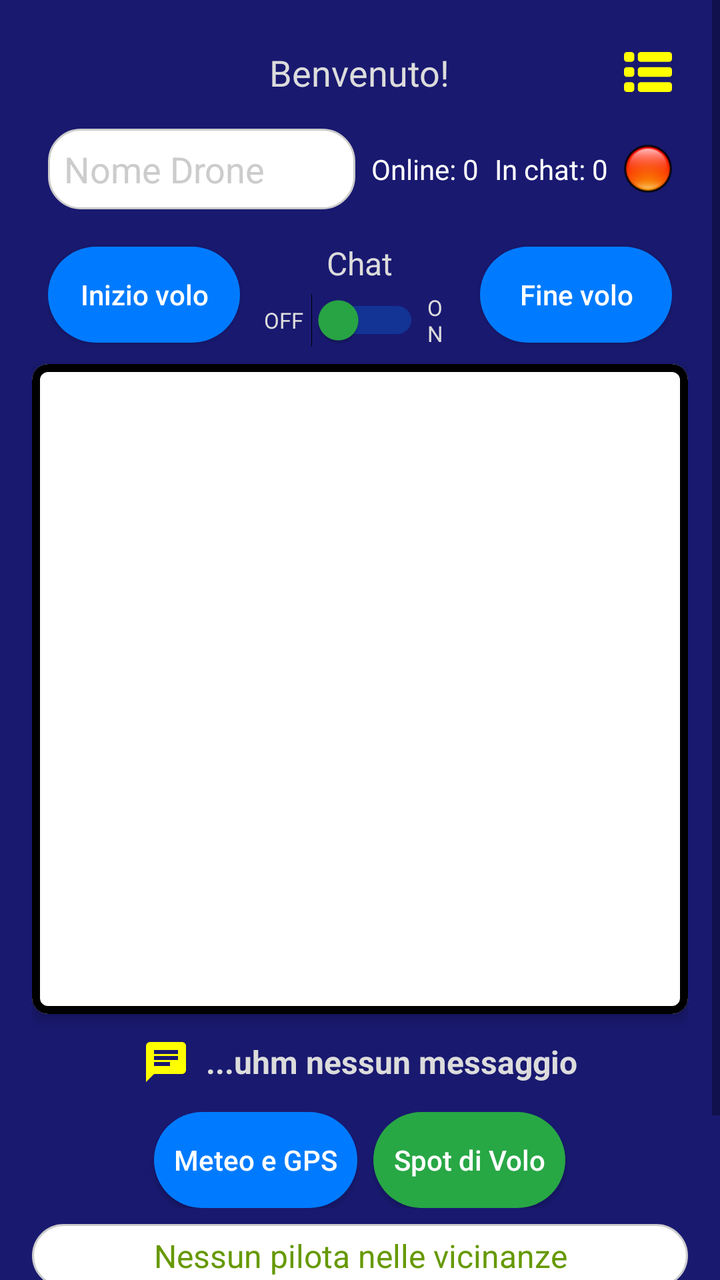
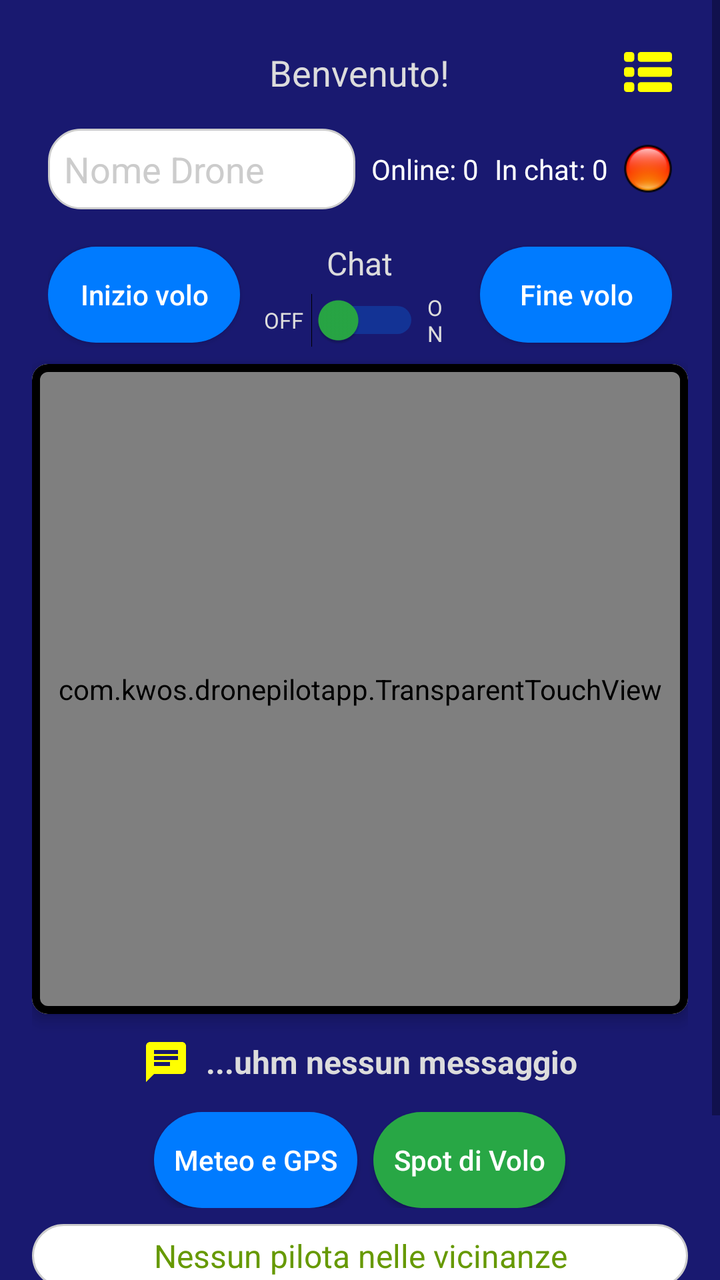

An Android layout rendered at two revisions. The XML below is the earlier revision; the diff shows what the commit changed to produce the second picture.
<!-- AndroidManifest.xml: activity theme Theme.AppCompat.Light -->
<!-- res/layout/activity_dashboard.xml -->
<androidx.constraintlayout.widget.ConstraintLayout
    xmlns:android="http://schemas.android.com/apk/res/android"
    xmlns:app="http://schemas.android.com/apk/res-auto"
    android:layout_width="match_parent"
    android:layout_height="match_parent"
    android:fitsSystemWindows="true">

    <ScrollView
        android:layout_width="match_parent"
        android:layout_height="match_parent"
        android:clipToPadding="false">

        <LinearLayout
            android:layout_width="match_parent"
            android:layout_height="match_parent"
            android:orientation="vertical"
            android:background="#191970"
            android:padding="16dp">

            
            <RelativeLayout
                android:layout_width="match_parent"
                android:layout_height="wrap_content">

                <TextView
                    android:id="@+id/welcomeTextView"
                    android:layout_width="wrap_content"
                    android:layout_height="wrap_content"
                    android:text="Benvenuto!"
                    android:textSize="18sp"
                    android:gravity="center"
                    android:textColor="#DCDCDC"
                    android:layout_centerHorizontal="true"
                    android:padding="8dp"/>

                <ImageButton
                    android:id="@+id/menuButton"
                    android:layout_width="wrap_content"
                    android:layout_height="wrap_content"
                    android:src="@drawable/ic_menu"
                    android:contentDescription="Menu"
                    android:background="?attr/selectableItemBackgroundBorderless"
                    android:layout_alignParentRight="true"
                    android:layout_centerVertical="true"
                    android:padding="8dp"/>
            </RelativeLayout>

            
            <LinearLayout
                android:id="@+id/topBarLayout"
                android:layout_width="match_parent"
                android:layout_height="wrap_content"
                android:orientation="horizontal"
                android:gravity="center_vertical"
                android:padding="8dp">

                <EditText
                    android:id="@+id/droneField"
                    android:layout_width="0dp"
                    android:layout_weight="2"
                    android:maxLines="1"
                    android:layout_height="wrap_content"
                    android:background="@drawable/rounded_input"
                    android:padding="8dp"
                    android:textColor="#000"
                    android:textColorHint="#ccc"
                    android:hint="Nome Drone" />

                <TextView
                    android:id="@+id/onlineUsersText"
                    android:layout_width="wrap_content"
                    android:layout_height="wrap_content"
                    android:textColor="#FFF"
                    android:text="Online: 0"
                    android:paddingStart="8dp"
                    android:textSize="14sp" />

                <TextView
                    android:id="@+id/chatUsersText"
                    android:layout_width="wrap_content"
                    android:layout_height="wrap_content"
                    android:textColor="#FFF"
                    android:text="In chat: 0"
                    android:paddingStart="8dp"
                    android:textSize="14sp" />

                <ImageView
                    android:id="@+id/driLed"
                    android:layout_width="24dp"
                    android:layout_height="24dp"
                    android:layout_marginStart="8dp"
                    android:src="@drawable/led_off" />
            </LinearLayout>

            <LinearLayout
                android:layout_width="match_parent"
                android:layout_height="wrap_content"
                android:orientation="horizontal"
                android:gravity="center"
                android:layout_marginTop="8dp"
                android:layout_marginBottom="8dp"
                android:paddingHorizontal="8dp">

                
                <Button
                    android:id="@+id/startFlightButton"
                    android:layout_width="0dp"
                    android:layout_height="wrap_content"
                    android:layout_weight="1"
                    android:text="Inizio volo"
                    android:textAllCaps="false"
                    android:paddingHorizontal="10dp"
                    android:textColor="@color/button_text_color"
                    android:background="@drawable/rounded_button_blue"
                    android:layout_marginEnd="8dp"/>

                
                <LinearLayout
                    android:layout_width="0dp"
                    android:layout_height="wrap_content"
                    android:layout_weight="1"
                    android:orientation="vertical"
                    android:gravity="center"
                    android:layout_marginHorizontal="4dp">

                    <TextView
                        android:id="@+id/chatTitle"
                        android:layout_width="wrap_content"
                        android:layout_height="wrap_content"
                        android:text="Chat"
                        android:textColor="#DCDCDC"
                        android:textSize="16sp"
                        android:layout_marginBottom="4dp" />

                    <LinearLayout
                        android:layout_width="wrap_content"
                        android:layout_height="wrap_content"
                        android:orientation="horizontal"
                        android:gravity="center">

                        <TextView
                            android:id="@+id/chatLabelOn"
                            android:layout_width="wrap_content"
                            android:layout_height="wrap_content"
                            android:text="OFF"
                            android:textColor="#DCDCDC"
                            android:textSize="11sp"
                            android:layout_marginEnd="4dp" />

                        <Switch
                            android:id="@+id/chatToggle"
                            android:layout_width="wrap_content"
                            android:layout_height="wrap_content"
                            android:thumbTint="@color/green_button"
                            android:trackTint="@color/blue_button" />

                        <TextView
                            android:id="@+id/chatLabelOff"
                            android:layout_width="wrap_content"
                            android:layout_height="wrap_content"
                            android:text="ON"
                            android:textColor="#DCDCDC"
                            android:textSize="11sp"
                            android:layout_marginStart="4dp" />
                    </LinearLayout>
                </LinearLayout>

                
                <Button
                    android:id="@+id/stopFlightButton"
                    android:layout_width="0dp"
                    android:layout_height="wrap_content"
                    android:layout_weight="1"
                    android:text="Fine volo"
                    android:textAllCaps="false"
                    android:paddingHorizontal="10dp"
                    android:textColor="@color/button_text_color"
                    android:background="@drawable/rounded_button_blue"
                    android:layout_marginStart="8dp"/>
            </LinearLayout>


            
            <com.google.android.material.card.MaterialCardView
                android:layout_width="match_parent"
                android:layout_height="325dp"
                android:theme="@style/Theme.MaterialComponents.Light"
                app:cardElevation="4dp"
                app:cardCornerRadius="8dp"
                app:strokeWidth="4dp"
                app:strokeColor="@color/black">

                <FrameLayout
                    android:id="@+id/mapContainer"
                    android:layout_width="match_parent"
                    android:layout_height="match_parent"/>
            </com.google.android.material.card.MaterialCardView>

            
            <LinearLayout
                android:id="@+id/new_message_container"
                android:layout_width="wrap_content"
                android:layout_height="wrap_content"
                android:orientation="horizontal"
                android:gravity="center"
                android:visibility="visible"
                android:layout_marginTop="12dp"
                android:layout_gravity="center_horizontal">

                <ImageView
                    android:id="@+id/new_message_icon"
                    android:layout_width="24dp"
                    android:layout_height="24dp"
                    android:src="@drawable/ic_mail"
                    android:contentDescription="Nessun messaggio" />

                <TextView
                    android:id="@+id/new_message_text"
                    android:layout_width="wrap_content"
                    android:layout_height="wrap_content"
                    android:text="...uhm nessun messaggio"
                    android:textColor="#DCDCDC"
                    android:textSize="16sp"
                    android:textStyle="bold"
                    android:paddingStart="8dp" />
            </LinearLayout>

            
            <LinearLayout
                android:id="@+id/weather_info_container"
                android:layout_width="match_parent"
                android:layout_height="wrap_content"
                android:orientation="horizontal"
                android:layout_marginTop="5dp"
                android:gravity="center"
                android:padding="8dp">

                <Button
                    android:id="@+id/weather_forecast_button"
                    android:layout_width="wrap_content"
                    android:layout_height="wrap_content"
                    android:text="Meteo e GPS"
                    android:textAllCaps="false"
                    android:paddingHorizontal="10dp"
                    android:textColor="@color/button_text_color"
                    android:background="@drawable/rounded_button_blue"
                    android:layout_marginEnd="8dp"/>

                
                <Button
                    android:id="@+id/takeoff_spots_button"
                    android:layout_width="wrap_content"
                    android:layout_height="wrap_content"
                    android:text="Spot di Volo"
                    android:textAllCaps="false"
                    android:paddingHorizontal="10dp"
                    android:textColor="@color/button_text_color"
                    android:background="@drawable/rounded_button_green"/>
            </LinearLayout>

            
            <TextView
                android:id="@+id/pilotNearAlert"
                android:layout_width="match_parent"
                android:layout_height="wrap_content"
                android:text="Nessun pilota nelle vicinanze"
                android:textSize="16sp"
                android:textColor="@android:color/holo_green_dark"
                android:gravity="center"
                android:padding="5dp"
                android:background="@drawable/rounded_textview" />

            <TextView
                android:id="@+id/lowerLimitTextView"
                android:layout_width="wrap_content"
                android:layout_height="wrap_content"
                android:text="Caricamento..."
                android:textSize="16sp"
                android:textStyle="bold"
                android:layout_marginTop="5dp"/>

            
            <Button
                android:id="@+id/logoutButton"
                android:layout_width="match_parent"
                android:layout_height="wrap_content"
                android:text="Logout"
                android:textAllCaps="false"
                android:textColor="@color/button_text_color"
                android:background="@drawable/rounded_button_blue"/>
        </LinearLayout>
    </ScrollView>
</androidx.constraintlayout.widget.ConstraintLayout>
<!-- resources referenced by this layout -->
<resources>
  <color name="black">#FF000000</color>
  <color name="blue_button">#007BFF</color>
  <color name="button_text_color">#FFFFFF</color>
  <color name="green_button">#28A745</color>
  <!-- drawable ic_mail (drawable) -->
  <vector xmlns:android="http://schemas.android.com/apk/res/android" android:autoMirrored="true" android:height="24dp" android:tint="#FFFF00" android:viewportHeight="24" android:viewportWidth="24" android:width="24dp">
        
      <path android:fillColor="@android:color/white" android:pathData="M20,2L4,2c-1.1,0 -1.99,0.9 -1.99,2L2,22l4,-4h14c1.1,0 2,-0.9 2,-2L22,4c0,-1.1 -0.9,-2 -2,-2zM6,9h12v2L6,11L6,9zM14,14L6,14v-2h8v2zM18,8L6,8L6,6h12v2z"/>
      
  </vector>
  <!-- drawable ic_menu (drawable) -->
  <vector xmlns:android="http://schemas.android.com/apk/res/android" android:height="24dp" android:viewportHeight="297" android:viewportWidth="297" android:width="24dp">
        
      <path android:fillColor="#FFFF00" android:pathData="M279.37,24.73H102.99c-9.72,0 -17.63,7.91 -17.63,17.63V67.92c0,9.72 7.91,17.63 17.63,17.63h176.38c9.72,0 17.63,-7.91 17.63,-17.63V42.36C297,32.64 289.09,24.73 279.37,24.73z"/>
        
      <path android:fillColor="#FFFF00" android:pathData="M279.37,118.09H102.99c-9.72,0 -17.63,7.91 -17.63,17.63v25.56c0,9.72 7.91,17.63 17.63,17.63h176.38c9.72,0 17.63,-7.91 17.63,-17.63v-25.56C297,126 289.09,118.09 279.37,118.09z"/>
        
      <path android:fillColor="#FFFF00" android:pathData="M279.37,211.45H102.99c-9.72,0 -17.63,7.91 -17.63,17.63v25.56c0,9.72 7.91,17.63 17.63,17.63h176.38c9.72,0 17.63,-7.91 17.63,-17.63v-25.56C297,219.36 289.09,211.45 279.37,211.45z"/>
        
      <path android:fillColor="#FFFF00" android:pathData="M45.97,24.73H17.63C7.91,24.73 0,32.64 0,42.36V67.92c0,9.72 7.91,17.63 17.63,17.63h28.33c9.72,0 17.63,-7.91 17.63,-17.63V42.36C63.6,32.64 55.69,24.73 45.97,24.73z"/>
        
      <path android:fillColor="#FFFF00" android:pathData="M45.97,118.09H17.63C7.91,118.09 0,126 0,135.72v25.56c0,9.72 7.91,17.63 17.63,17.63h28.33c9.72,0 17.63,-7.91 17.63,-17.63v-25.56C63.6,126 55.69,118.09 45.97,118.09z"/>
        
      <path android:fillColor="#FFFF00" android:pathData="M45.97,211.45H17.63C7.91,211.45 0,219.36 0,229.08v25.56c0,9.72 7.91,17.63 17.63,17.63h28.33c9.72,0 17.63,-7.91 17.63,-17.63v-25.56C63.6,219.36 55.69,211.45 45.97,211.45z"/>
      
  </vector>
  <!-- drawable led_off: png bitmap (drawable, 2195 bytes) -->
  <!-- drawable rounded_button_blue (drawable) -->
  <shape xmlns:android="http://schemas.android.com/apk/res/android" android:shape="rectangle">
      <solid android:color="#007bff" />
      <corners android:radius="24dp" />
  </shape>
  <!-- drawable rounded_button_green (drawable) -->
  <shape xmlns:android="http://schemas.android.com/apk/res/android" android:shape="rectangle">
      <solid android:color="#28a745" />
      <corners android:radius="24dp" />
  </shape>
  <!-- drawable rounded_input (drawable) -->
  <shape xmlns:android="http://schemas.android.com/apk/res/android" android:shape="rectangle">
      <solid android:color="#FFFFFF" />
      <corners android:radius="16dp" />
      <stroke android:width="1dp" android:color="#CCCCCC"/>
  </shape>
  <!-- drawable rounded_textview (drawable) -->
  <shape xmlns:android="http://schemas.android.com/apk/res/android" android:shape="rectangle">
      <solid android:color="#FFFFFF" />
      <corners android:radius="16dp" />
      <stroke android:width="1dp" android:color="#CCCCCC"/>
  </shape>
</resources>

<!-- the commit's change to res/layout/activity_dashboard.xml (unified diff, before → after) -->
@@ -6,6 +6,7 @@
     android:fitsSystemWindows="true">
 
     <ScrollView
+        android:id="@+id/scrollView"
         android:layout_width="match_parent"
         android:layout_height="match_parent"
         android:clipToPadding="false">
@@ -180,7 +181,6 @@
             </LinearLayout>
 
 
-            
             <com.google.android.material.card.MaterialCardView
                 android:layout_width="match_parent"
                 android:layout_height="325dp"
@@ -190,11 +190,26 @@
                 app:strokeWidth="4dp"
                 app:strokeColor="@color/black">
 
+                
                 <FrameLayout
-                    android:id="@+id/mapContainer"
                     android:layout_width="match_parent"
-                    android:layout_height="match_parent"/>
+                    android:layout_height="match_parent">
+
+                    
+                    <FrameLayout
+                        android:id="@+id/mapContainer"
+                        android:layout_width="match_parent"
+                        android:layout_height="match_parent"/>
+
+                    
+                    <com.kwos.dronepilotapp.TransparentTouchView
+                        android:id="@+id/touchInterceptor"
+                        android:layout_width="match_parent"
+                        android:layout_height="match_parent"
+                        android:background="@android:color/transparent"/>
+                </FrameLayout>
             </com.google.android.material.card.MaterialCardView>
+
 
             
             <LinearLayout
